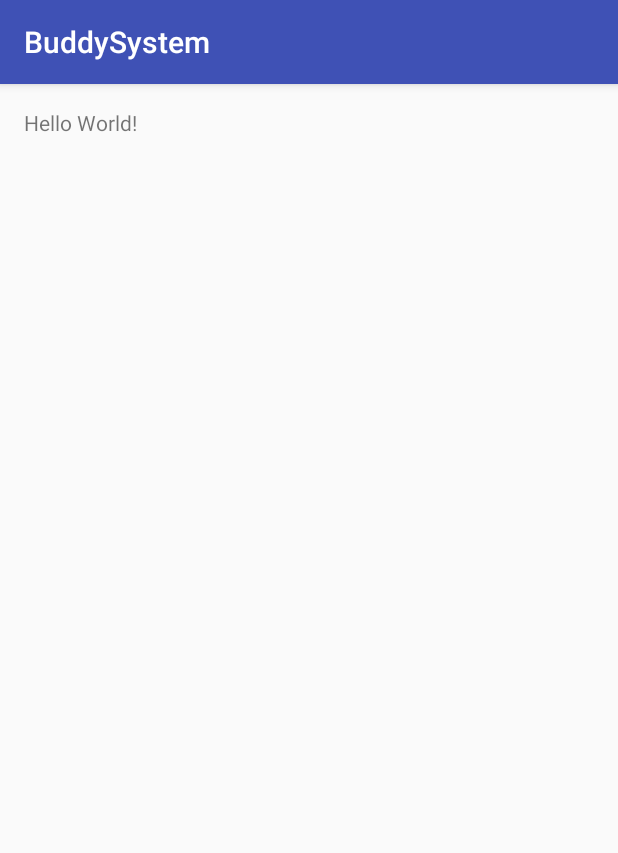
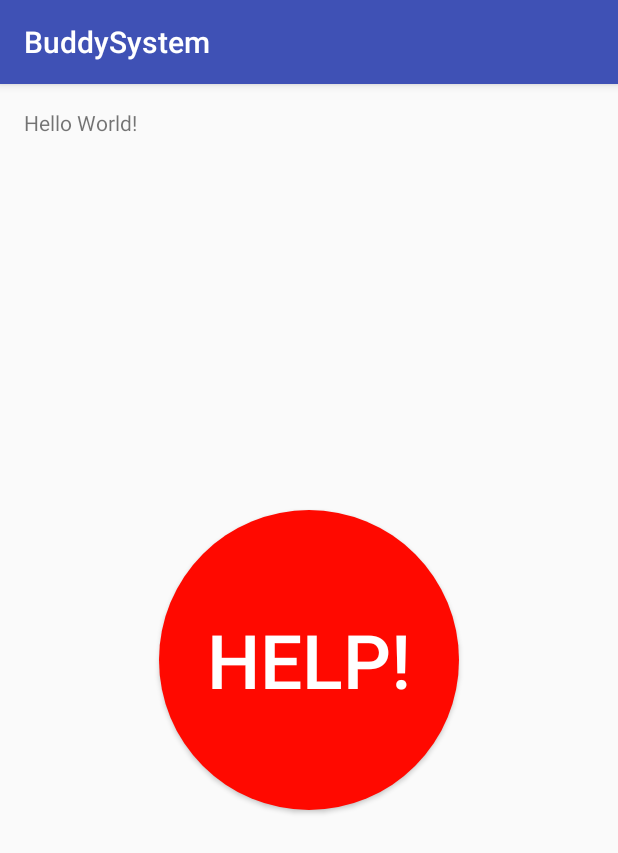
Before and after one commit to ns2574/bejnt, an Android app: the screen it shows after launch (MainActivity), on a phone screen of 412 x 824 dp. Shown: the top 853 px of the screen. Run offline under Robolectric (Android 15) with nearby library versions, the phone set to English and light mode, and no system bars.

Commit message:
help button
added help button

```diff
--- a/BuddySystem2/app/src/main/res/layout/activity_main.xml
+++ b/BuddySystem2/app/src/main/res/layout/activity_main.xml
@@ -10,13 +10,31 @@
     android:paddingTop="@dimen/activity_vertical_margin"
     tools:context="com.example.nielasultana.buddysystem.MainActivity">
 
+    <Button
+        android:id="@+id/circle"
+        android:layout_width="wrap_content"
+        android:layout_height="wrap_content"
+        android:layout_centerHorizontal="true"
+        android:layout_centerVertical="true"
+        android:text="HELP!"
+        android:background="@layout/circle_shape"
+        android:textSize="50sp"
+        android:textColor="@color/white"
+        android:backgroundTint="@color/red"/>
+
+
     <TextView
+        android:id="@+id/text"
         android:layout_width="wrap_content"
         android:layout_height="wrap_content"
         android:text="Hello World!" />
 
-    <TextView
-        android:layout_width="wrap_content"
-        android:layout_height="wrap_content" />
+    <ListView
+        android:layout_width="50sp"
+        android:layout_height="50sp"
+        android:layout_marginBottom="20sp"
+        android:divider="@color/colorAccent"
+        >
+    </ListView>
 
 </RelativeLayout>
--- a/BuddySystem2/app/src/main/res/values/colors.xml
+++ b/BuddySystem2/app/src/main/res/values/colors.xml
@@ -3,4 +3,6 @@
     <color name="colorPrimary">#3F51B5</color>
     <color name="colorPrimaryDark">#303F9F</color>
     <color name="colorAccent">#FF4081</color>
+    <color name="red">#ff0900</color>
+    <color name="white">#ffffff</color>
 </resources>
```
Also changed, not shown: BuddySystem2/app/src/main/res/layout/circle_shape.xml (added, +10 -0 lines).
